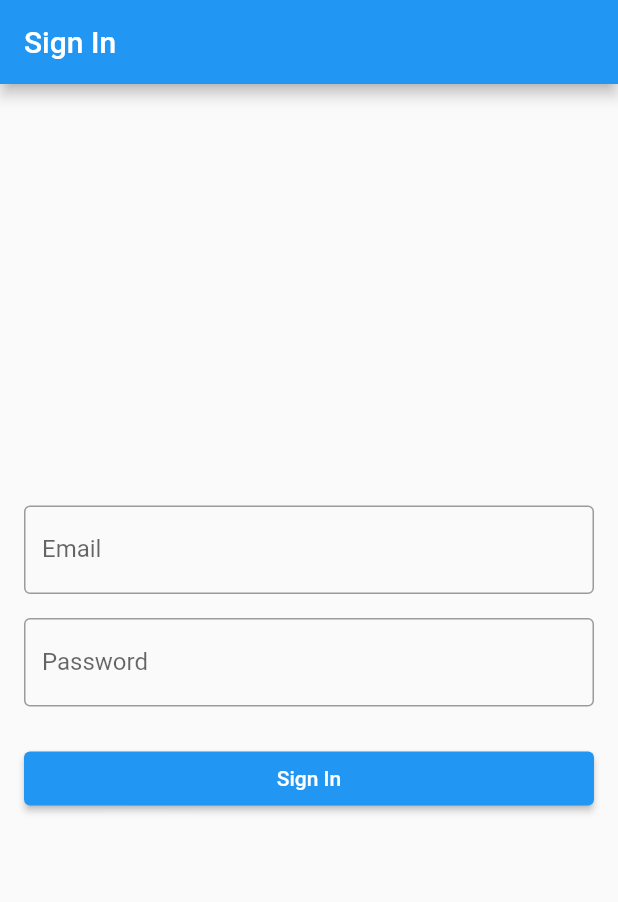
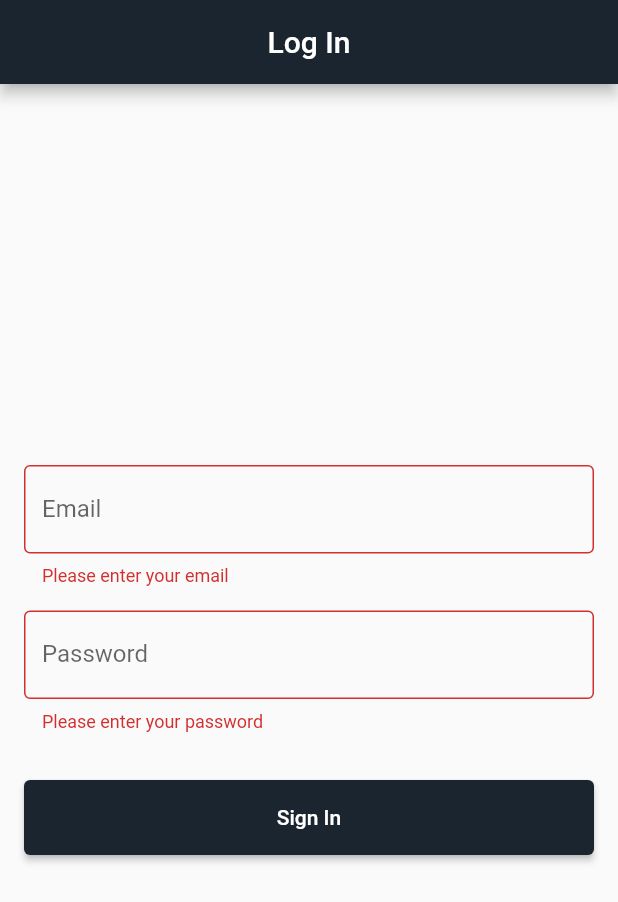
Before and after one commit to KubanychbekovT/chat, a Flutter app: the screen it shows after launch, after a tap on "Sign In", on a phone screen of 412 x 824 dp. Shown: the top 902 px of the screen. Run offline on Flutter 3.47's test engine with Material 2 defaults, Android fonts, the phone set to English and light mode, and no system bars; our stand-ins replace bloc, device_preview, dio, flutter_bloc, formz, freezed_annotation and 1 more.

Commit message:
refactor: sign_in_page

```diff
--- a/lib/presentation/sign_in/sign_in_page.dart
+++ b/lib/presentation/sign_in/sign_in_page.dart
@@ -1,32 +1,43 @@
 import 'package:chat/application/auth/sign_in/sign_in_cubit.dart';
-import 'package:chat/presentation/chat/chat_overview/chat_overivew_page.dart';
 import 'package:flutter/material.dart';
 import 'package:flutter_bloc/flutter_bloc.dart';
 
+import '../chat/chat_overview/chat_overivew_page.dart';
 
 class SignInPage extends StatelessWidget {
+  final _formKey = GlobalKey<FormState>();
+
   @override
   Widget build(BuildContext context) {
     final signInCubit = context.read<SignInCubit>();
 
     return Scaffold(
       appBar: AppBar(
-        title: const Text('Sign In'),
+        backgroundColor: Color(0xff1b252f),
+        title: Center(child: const Text('Log In')),
       ),
       body: Padding(
         padding: const EdgeInsets.all(16.0),
+        child: Form(
+          key: _formKey,
           child: BlocConsumer<SignInCubit, SignInState>(
             listener: (context, state) {
               state.when(
                 success: () {
-               Navigator.push(context, MaterialPageRoute(builder: (context) => ChatOverviewPage(),));
+                  Navigator.push(
+                    context,
+                    MaterialPageRoute(
+                      builder: (context) => ChatOverviewPage(),
+                    ),
+                  );
                 },
                 error: (errorMessage) {
                   ScaffoldMessenger.of(context).showSnackBar(
                     SnackBar(content: Text(errorMessage)),
                   );
                 },
-             initial: () {  }, loading: () {  },
+                initial: () {},
+                loading: () {},
               );
             },
             builder: (context, state) {
@@ -43,6 +54,14 @@ class SignInPage extends StatelessWidget {
                     onChanged: (value) {
                       // Logic to update email
                     },
+                    validator: (value) {
+                      if (value == null || value.isEmpty) {
+                        return 'Please enter your email';
+                      } else if (!RegExp(r'^[\w-\.]+@([\w-]+\.)+[\w-]{2,4}$').hasMatch(value)) {
+                        return 'Please enter a valid email';
+                      }
+                      return null;
+                    },
                   ),
                   const SizedBox(height: 16.0),
                   TextFormField(
@@ -54,12 +73,26 @@ class SignInPage extends StatelessWidget {
                     onChanged: (value) {
                       // Logic to update password
                     },
+                    validator: (value) {
+                      if (value == null || value.isEmpty) {
+                        return 'Please enter your password';
+                      } else if (value.length < 8) {
+                        return 'Password must be at least 8 characters long';
+                      }
+                      return null;
+                    },
                   ),
-                const SizedBox(height: 24.0),
+                  const SizedBox(height: 32.0),
                   ElevatedButton(
                     onPressed: () {
-                    signInCubit.signIn('', '');
+                      if (_formKey.currentState!.validate()) {
+                        signInCubit.signIn('', ''); // Ваша логика входа
+                      }
                     },
+                    style: ElevatedButton.styleFrom(
+                      primary: Color(0xff1b252f),
+                      minimumSize: Size(double.infinity, 50),
+                    ),
                     child: const Text('Sign In'),
                   ),
                   // Other UI elements
@@ -68,6 +101,7 @@ class SignInPage extends StatelessWidget {
             },
           ),
         ),
+      ),
     );
   }
 }
```
Lines whose indentation alone changed are shown as unchanged.
